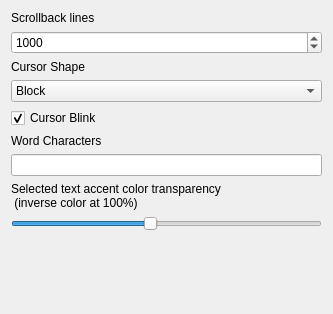
QQxiaoming/quardCRT, file src/globaloptions/globaloptionsterminalwidget.ui: the form before one commit.
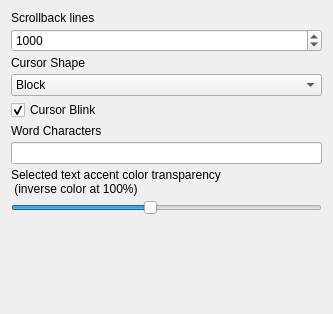
The form after the commit.

Patch:
```diff
--- a/src/globaloptions/globaloptionsterminalwidget.ui
+++ b/src/globaloptions/globaloptionsterminalwidget.ui
@@ -11,6 +11,9 @@
    </rect>
   </property>
   <layout class="QVBoxLayout" name="verticalLayout">
+   <property name="spacing">
+    <number>4</number>
+   </property>
    <item>
     <widget class="QLabel" name="label_8">
      <property name="text">
```
